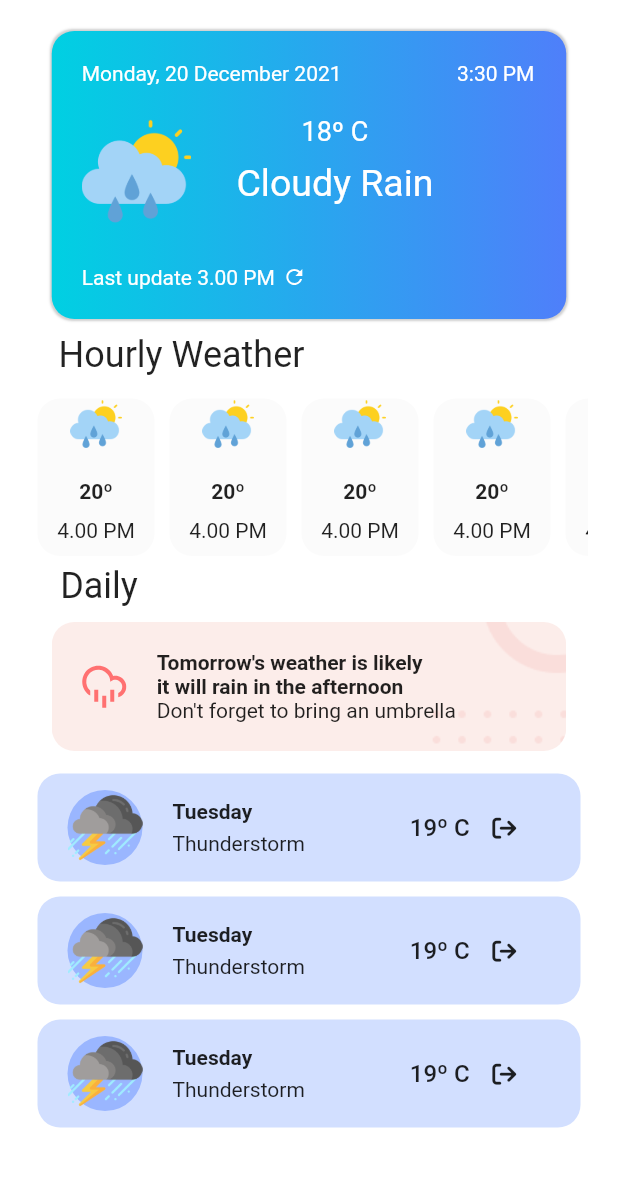
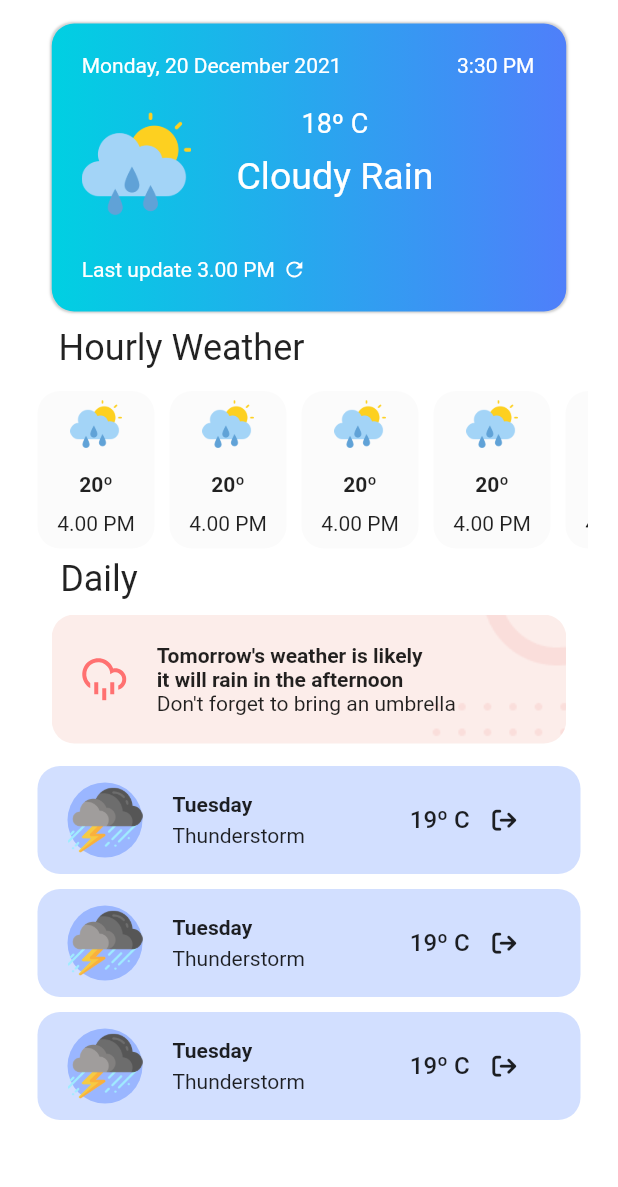
Before and after one commit to BerkayKaranfil/hava_durumu, a Flutter app: the WeatherDetailPage screen opened directly, after a tap on an icon or button, on a phone screen of 412 x 824 dp, the part 44-1231 px from its top. Run offline on Flutter 3.47's test engine with Material 2 defaults, Android fonts, the phone set to English and light mode, and no system bars; our stand-ins replace flutter_svg, font_awesome_flutter, responsive_sizer.

Commit message:
gridview hariç tasarım bitti.

```diff
--- a/lib/pages/home_page.dart
+++ b/lib/pages/home_page.dart
@@ -33,10 +33,10 @@ class _HomePageState extends State<HomePage> {
           children: [
             LocationWidget(),
             SizedBox(
-              height: 10,
+              height: 5,
             ),
             WeatherConfirmationWidget(),
-            SizedBox(
+             SizedBox(
               height: 10,
             ),
             Padding(
--- a/lib/pages/weather_detail.dart
+++ b/lib/pages/weather_detail.dart
@@ -29,8 +29,8 @@ class _WeatherDetailPageState extends State<WeatherDetailPage> {
       body: Column(
         children: [
           WeatherPageInfoWidget(),
-          SizedBox(
-            height: 15,
+           SizedBox(
+            height: 5,
           ),
           Padding(
             padding: const EdgeInsets.only(right: 20, left: 20),
@@ -44,7 +44,7 @@ class _WeatherDetailPageState extends State<WeatherDetailPage> {
                   ),
                 ),
                 SizedBox(
-                  height: 15,
+                  height: 5,
                 ),
                 HourlyWeatherSituationWidget(),
                 SizedBox(
@@ -69,7 +69,19 @@ class _WeatherDetailPageState extends State<WeatherDetailPage> {
                     ),
                     WeatherDetailWidget(),
                   ],
-                )
+                ),
+                SizedBox(
+                  height: 10,
+                ),
+                Row(
+                  children: [
+                    WeatherDetailWidget(),
+                    SizedBox(
+                      width: 20,
+                    ),
+                    WeatherDetailWidget(),
+                  ],
+                ),
               ],
             ),
           )
--- a/lib/widgets/home_widgets/daily_weather_list.dart
+++ b/lib/widgets/home_widgets/daily_weather_list.dart
@@ -24,6 +24,9 @@ class HourlyWeatherSituationWidget extends StatelessWidget {
                   borderRadius: BorderRadius.circular(15)),
               child: Column(
                 children: [
+                  SizedBox(
+                    height: 5,
+                  ),
                   Image.asset(
                     "assets/images/cloudyweather.png",
                     scale: 15,
@@ -40,7 +43,7 @@ class HourlyWeatherSituationWidget extends StatelessWidget {
                             )),
                   ), */
                   SizedBox(
-                    height: 20,
+                    height: 15,
                   ),
                   Text(
                     "20º",
--- a/lib/widgets/weather_widgets/weather_page_info.dart
+++ b/lib/widgets/weather_widgets/weather_page_info.dart
@@ -10,7 +10,7 @@ class WeatherPageInfoWidget extends StatelessWidget {
   @override
   Widget build(BuildContext context) {
     return Container(
-      height: 330,
+      height: 318,
       width: 400,
       decoration: BoxDecoration(
           gradient: LinearGradient(
@@ -54,7 +54,7 @@ class WeatherPageInfoWidget extends StatelessWidget {
             ),
             Text(
               "Mondey, 20 December 2022 - 3.30 PM",
-              style: TextStyle(fontSize: 18, color: Colors.white),
+              style: TextStyle(fontSize: 16, color: Colors.white),
             ),
             Image.asset("assets/images/cloudyweather.png",scale: 4,),
             /* SvgPicture.asset(
@@ -80,7 +80,7 @@ class WeatherPageInfoWidget extends StatelessWidget {
               children: [
                 Text(
                   "Last update 3.00 PM",
-                  style: TextStyle(color: Colors.white, fontSize: 20),
+                  style: TextStyle(color: Colors.white, fontSize: 16),
                 ),
                 SizedBox(
                   width: 15,
```
